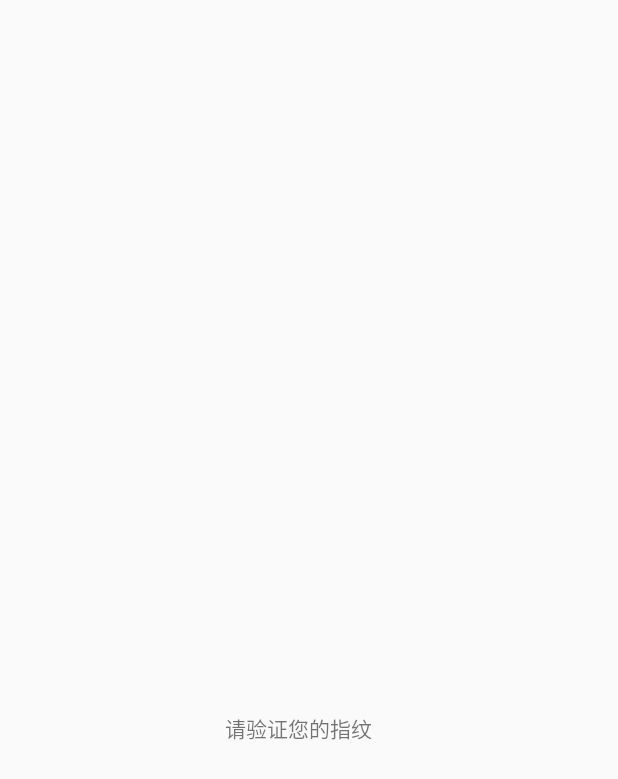
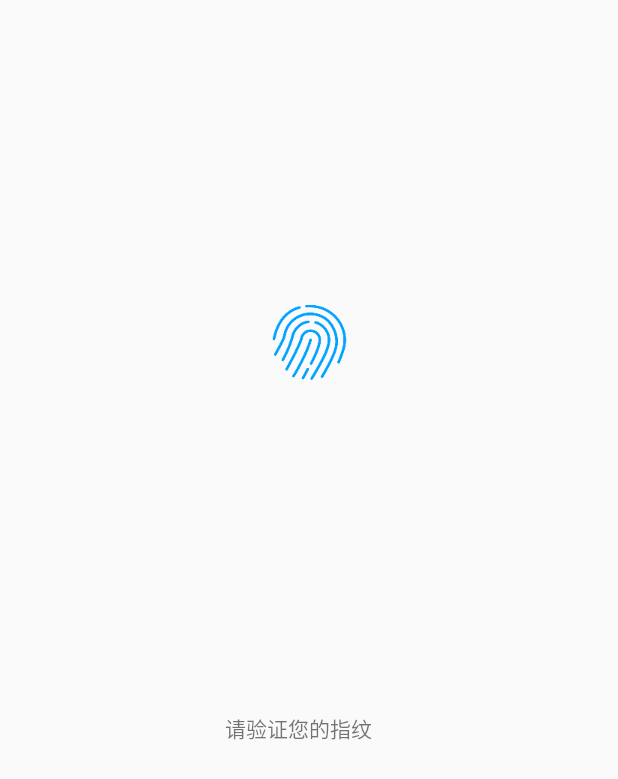
Before and after one commit to xiaoxinshiwo/ToolKit, an Android app: the screen it shows after launch (FingerPrinterActivity), on a phone screen of 412 x 824 dp. Before the commit the part shown is almost empty. Shown: the top 779 px of the screen. Run offline under Robolectric (Android 15) with nearby library versions, the phone set to English and light mode, and no system bars.

Commit message:
增加指纹识别 -- 去除状态栏

```diff
--- a/app/src/main/java/com/xiaoxin/toolkit/FingerPrinterActivity.java
+++ b/app/src/main/java/com/xiaoxin/toolkit/FingerPrinterActivity.java
@@ -9,6 +9,7 @@ import android.support.v4.os.CancellationSignal;
 import android.os.Bundle;
 import android.view.Window;
 import android.view.WindowManager;
+import android.widget.ImageView;
 import android.widget.Toast;
 
 public class FingerPrinterActivity extends Activity {
@@ -21,6 +22,8 @@ public class FingerPrinterActivity extends Activity {
         //去掉标题
         getWindow().requestFeature(Window.FEATURE_NO_TITLE);
         setContentView(R.layout.activity_finger_printer);
+        ImageView imageView = findViewById(R.id.imageViewFinger);
+        imageView.setImageResource(R.mipmap.fingerprint);
         // 指纹验证
         FingerprintManagerCompat fingerprintManagerCompat = FingerprintManagerCompat.from(this);
         boolean fingerPrintSupport = fingerprintManagerCompat.isHardwareDetected();
--- a/app/src/main/res/layout/activity_finger_printer.xml
+++ b/app/src/main/res/layout/activity_finger_printer.xml
@@ -7,7 +7,7 @@
     android:orientation="vertical">
 
     <ImageView
-        android:id="@+id/imageView"
+        android:id="@+id/imageViewFinger"
         android:layout_width="match_parent"
         android:layout_height="456dp"
         android:scaleType="center"
```
